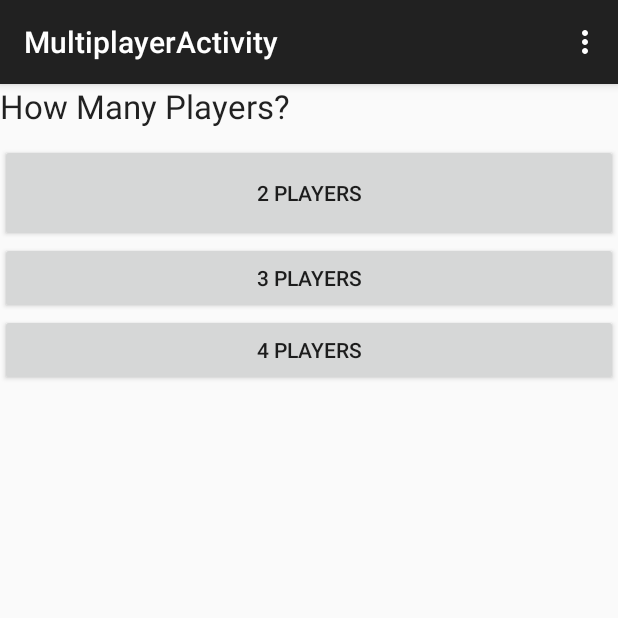
After one commit to mabuyo/ready-set-press, an Android app: the MultiplayerActivity screen opened directly, with no data from a screen before it, on a phone screen of 412 x 824 dp, the top half of it. The commit adds this screen. Run offline under Robolectric (Android 15) with nearby library versions, the phone set to English and light mode, and no system bars.

Commit message:
Set up multiplayer 2P mode layout and navigation.

```diff
--- a/app/src/main/java/com/cmput301/mmabuyo/readysetpress/MainActivity.java
+++ b/app/src/main/java/com/cmput301/mmabuyo/readysetpress/MainActivity.java
@@ -65,4 +65,9 @@ public class MainActivity extends AppCompatActivity {
         Intent switchToStatisticsActivity = new Intent(MainActivity.this, StatisticsActivity.class);
         startActivity(switchToStatisticsActivity);
     }
+
+    public void showMultiplayerActivity(View view) {
+        Intent switchToMultiplayerActivity = new Intent(MainActivity.this, MultiplayerActivity.class);
+        startActivity(switchToMultiplayerActivity);
+    }
 }
--- /dev/null
+++ b/app/src/main/java/com/cmput301/mmabuyo/readysetpress/MultiplayerActivity.java
@@ -0,0 +1,44 @@
+package com.cmput301.mmabuyo.readysetpress;
+
+import android.content.Intent;
+import android.support.v7.app.AppCompatActivity;
+import android.os.Bundle;
+import android.view.Menu;
+import android.view.MenuItem;
+import android.view.View;
+
+public class MultiplayerActivity extends AppCompatActivity {
+
+    @Override
+    protected void onCreate(Bundle savedInstanceState) {
+        super.onCreate(savedInstanceState);
+        setContentView(R.layout.multiplayer_mode);
+    }
+
+    @Override
+    public boolean onCreateOptionsMenu(Menu menu) {
+        // Inflate the menu; this adds items to the action bar if it is present.
+        getMenuInflater().inflate(R.menu.menu_multiplayer, menu);
+        return true;
+    }
+
+    @Override
+    public boolean onOptionsItemSelected(MenuItem item) {
+        // Handle action bar item clicks here. The action bar will
+        // automatically handle clicks on the Home/Up button, so long
+        // as you specify a parent activity in AndroidManifest.xml.
+        int id = item.getItemId();
+
+        //noinspection SimplifiableIfStatement
+        if (id == R.id.action_settings) {
+            return true;
+        }
+
+        return super.onOptionsItemSelected(item);
+    }
+
+    public void switchTo2PMode(View view) {
+        Intent switchToTwoPlayerActivity = new Intent(MultiplayerActivity.this, TwoPlayerActivity.class);
+        startActivity(switchToTwoPlayerActivity);
+    }
+}
--- a/app/src/main/res/layout/activity_main.xml
+++ b/app/src/main/res/layout/activity_main.xml
@@ -29,7 +29,8 @@
             android:text="Multiplayer Game"
             android:id="@+id/button2"
             android:layout_gravity="center_horizontal"
-            android:layout_weight="0.33"/>
+            android:layout_weight="0.33"
+            android:onClick="showMultiplayerActivity"/>
 
         <Button
             android:layout_width="match_parent"
--- /dev/null
+++ b/app/src/main/res/layout/multiplayer_mode.xml
@@ -0,0 +1,34 @@
+<?xml version="1.0" encoding="utf-8"?>
+<LinearLayout xmlns:android="http://schemas.android.com/apk/res/android"
+    android:layout_width="match_parent" android:layout_height="match_parent"
+    android:orientation="vertical"
+    android:weightSum="1">
+
+    <TextView
+        android:layout_width="213dp"
+        android:layout_height="40dp"
+        android:textAppearance="?android:attr/textAppearanceLarge"
+        android:text="How Many Players?"
+        android:id="@+id/playersText" android:onClick="switchTo2PMode"/>
+
+    <Button
+        android:layout_width="match_parent"
+        android:layout_height="wrap_content"
+        android:text="2 Players"
+        android:id="@+id/button"
+        android:layout_weight="0.03" android:onClick="switchTo2PMode"/>
+
+    <Button
+        android:layout_width="match_parent"
+        android:layout_height="wrap_content"
+        android:text="3 Players"
+        android:id="@+id/button4"
+        android:layout_gravity="center_horizontal" />
+
+    <Button
+        android:layout_width="match_parent"
+        android:layout_height="wrap_content"
+        android:text="4 Players"
+        android:id="@+id/button5" />
+
+</LinearLayout>
--- /dev/null
+++ b/app/src/main/res/menu/menu_multiplayer.xml
@@ -0,0 +1,7 @@
+<menu xmlns:android="http://schemas.android.com/apk/res/android"
+    xmlns:app="http://schemas.android.com/apk/res-auto"
+    xmlns:tools="http://schemas.android.com/tools"
+    tools:context="com.cmput301.mmabuyo.readysetpress.MultiplayerActivity">
+    <item android:id="@+id/action_settings" android:title="@string/action_settings"
+        android:orderInCategory="100" app:showAsAction="never" />
+</menu>
--- a/app/src/main/res/values/strings.xml
+++ b/app/src/main/res/values/strings.xml
@@ -8,4 +8,6 @@
     <string name="title_activity_single_mode_training">SingleModeTrainingActivity</string>
     <string name="title_activity_statistics">StatisticsActivity</string>
     <string name="title_activity_single_statistics">Single Mode Statistics</string>
+    <string name="title_activity_multiplayer">MultiplayerActivity</string>
+    <string name="title_activity_two_player">TwoPlayerActivity</string>
 </resources>
```
Also changed, not shown: app/src/main/AndroidManifest.xml (+8 -0 lines), app/src/main/java/com/cmput301/mmabuyo/readysetpress/TwoPlayerActivity.java (added, +37 -0 lines), app/src/main/res/layout/twoplayer_mode.xml (added, +29 -0 lines), app/src/main/res/menu/menu_two_player.xml (added, +7 -0 lines).
